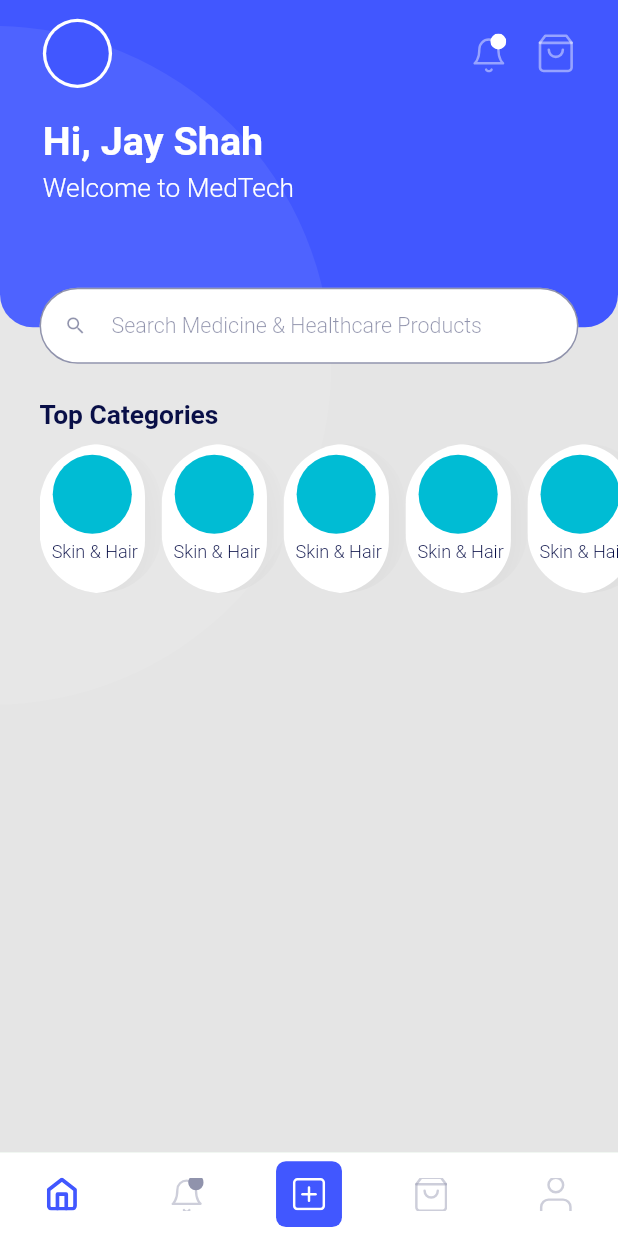
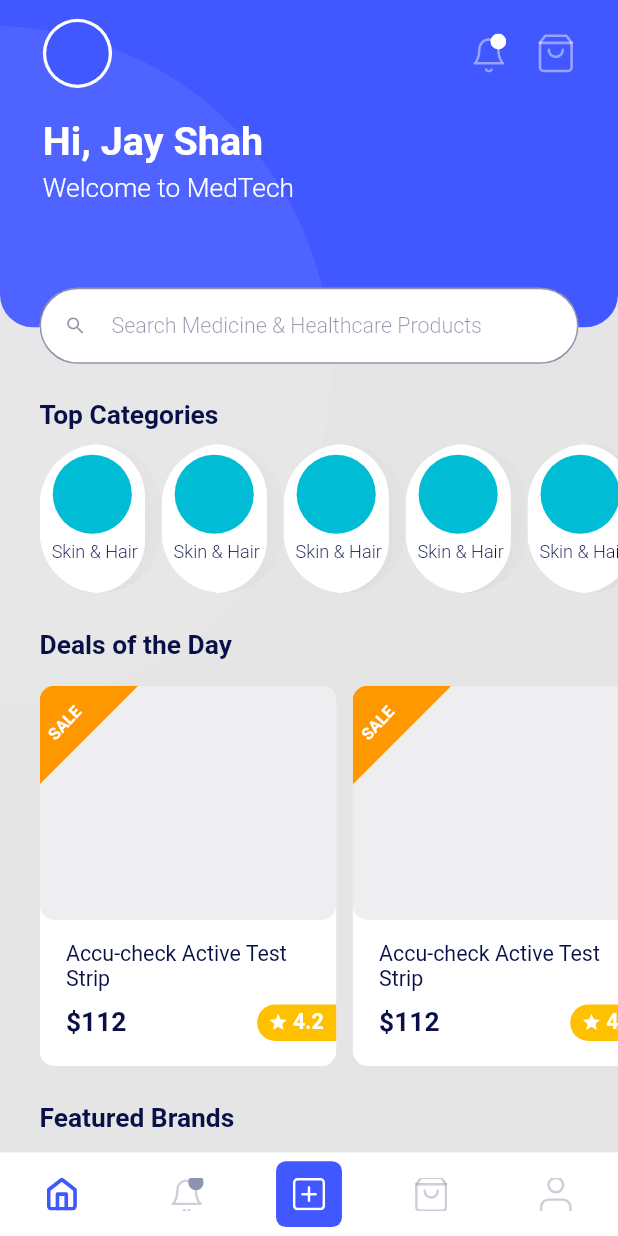
Before and after one commit to jay-shah-98/MedTech, a Flutter app: the DashboardScreen screen opened by its route, on a phone screen of 412 x 824 dp. Run offline on Flutter 3.47's test engine with Material 2 defaults, Android fonts, the phone set to English and light mode, and no system bars; drawn by our look-alikes of flutter_easyloading; our stand-ins replace bot_toast, dartz, equatable, firebase_auth, firebase_core, flutter_bloc and 6 more; accounts and stored records are empty.

Commit message:
[ADD] Featured Brands UI , Category Listing UI , Common Product Widget

```diff
--- a/lib/core/navigation/navigation_constants.dart
+++ b/lib/core/navigation/navigation_constants.dart
@@ -6,3 +6,4 @@ const String routeOTP = 'routeOTP';
 const String routeDashboard = 'routeDashboard';
 const String routeSplash = 'routeSplash';
 const String routeSignupSuccess = 'routeSignupSuccess';
+const String routeCategoryListing = 'routeCategoryListing';
--- a/lib/core/navigation/navigation_manager.dart
+++ b/lib/core/navigation/navigation_manager.dart
@@ -1,5 +1,6 @@
 import 'package:flutter/material.dart';
 import 'package:flutter_bloc/flutter_bloc.dart';
+import 'package:medtech/presentation/pages/category_listing/cateogry_listing_screen.dart';
 
 import '../../injector.dart';
 import '../../presentation/blocs/login_bloc/login_bloc.dart';
@@ -67,6 +68,11 @@ class NavigationUtils {
           builder: (_) => const DashboardScreen(),
           settings: settings,
         );
+      case routeCategoryListing:
+        return MaterialPageRoute(
+          builder: (_) => const CategoryListingScreen(),
+          settings: settings,
+        );
       default:
         return _errorRoute("Coming soon...");
     }
--- a/lib/core/utils/color_resources.dart
+++ b/lib/core/utils/color_resources.dart
@@ -7,4 +7,6 @@ class ColorResources {
   static const shadowColor = Color(0xff1a4157ff);
   static const errorColor = Colors.redAccent;
   static const bgColor = Color(0xffe5e5e5);
+  static const productBgColor = Color(0xffeeeef0);
+  static const yellow = Color(0xffFFC000);
 }
--- a/lib/presentation/pages/home/home_screen.dart
+++ b/lib/presentation/pages/home/home_screen.dart
@@ -2,6 +2,8 @@ import 'package:flutter/material.dart';
 import 'package:flutter_screenutil/flutter_screenutil.dart';
 import 'package:flutter_svg/svg.dart';
 import 'package:medtech/core/utils/color_resources.dart';
+import 'package:medtech/presentation/pages/home/widgets/deal_of_day_widget.dart';
+import 'package:medtech/presentation/pages/home/widgets/feature_brand_widget.dart';
 import 'package:medtech/presentation/pages/home/widgets/header_widget.dart';
 import 'package:medtech/presentation/pages/home/widgets/search_text_field.dart';
 import 'package:medtech/presentation/pages/home/widgets/top_categories_widget.dart';
@@ -20,7 +22,8 @@ class _HomeScreenState extends State<HomeScreen> {
   Widget build(BuildContext context) {
     return Scaffold(
       backgroundColor: ColorResources.bgColor,
-      body: Column(
+      body: SingleChildScrollView(
+        child: Column(
           crossAxisAlignment: CrossAxisAlignment.start,
           children:  [
             const HeaderWidget(),
@@ -28,7 +31,16 @@ class _HomeScreenState extends State<HomeScreen> {
               height: 48.h,
             ),
             const TopCategoriesWidget(),
+            SizedBox(
+              height: 24.h,
+            ),
+            const DealOfDayWidget(),
+            SizedBox(
+              height: 24.h,
+            ),
+            const FeatureBrandWidget(),
           ],
+        ),
       ),
     );
   }
--- /dev/null
+++ b/lib/presentation/pages/home/widgets/deal_of_day_widget.dart
@@ -0,0 +1,53 @@
+import 'package:flutter/material.dart';
+import 'package:flutter_screenutil/flutter_screenutil.dart';
+import 'package:medtech/presentation/widgets/product_widget.dart';
+
+import '../../../../core/utils/color_resources.dart';
+
+class DealOfDayWidget extends StatelessWidget {
+  const DealOfDayWidget({Key? key}) : super(key: key);
+
+  @override
+  Widget build(BuildContext context) {
+    return Padding(
+      padding: EdgeInsets.only(left: 24.w),
+      child: Column(
+        crossAxisAlignment: CrossAxisAlignment.start,
+        children: [
+          Text(
+            'Deals of the Day',
+            style: TextStyle(
+              fontSize: 16.sp,
+              fontWeight: FontWeight.w600,
+              color: ColorResources.darkBlue,
+            ),
+          ),
+          SizedBox(
+            height: 16.h,
+          ),
+          SizedBox(
+            height: 250.h,
+            child: ListView.builder(
+              itemCount: 5,
+              shrinkWrap: true,
+              scrollDirection: Axis.horizontal,
+              itemBuilder: (context, index) {
+                return ClipRRect(
+                  borderRadius: BorderRadius.circular(10),
+                  child: Row(
+                    children: [
+                      const ProductWidget(),
+                      SizedBox(
+                        width: 10.w,
+                      )
+                    ],
+                  ),
+                );
+              },
+            ),
+          ),
+        ],
+      ),
+    );
+  }
+}
--- /dev/null
+++ b/lib/presentation/pages/home/widgets/feature_brand_widget.dart
@@ -0,0 +1,78 @@
+import 'package:flutter/material.dart';
+import 'package:flutter_screenutil/flutter_screenutil.dart';
+
+import '../../../../core/utils/color_resources.dart';
+
+class FeatureBrandWidget extends StatelessWidget {
+  const FeatureBrandWidget({Key? key}) : super(key: key);
+
+  @override
+  Widget build(BuildContext context) {
+    return Padding(
+      padding: EdgeInsets.only(left: 24.w),
+      child: Column(
+        crossAxisAlignment: CrossAxisAlignment.start,
+        children: [
+          Text(
+            'Featured Brands',
+            style: TextStyle(
+              fontSize: 16.sp,
+              fontWeight: FontWeight.w600,
+              color: ColorResources.darkBlue,
+            ),
+          ),
+          SizedBox(
+            height: 16.h,
+          ),
+          SizedBox(
+            height: 126.h,
+            child: ListView.builder(
+              itemCount: 5,
+              shrinkWrap: true,
+              scrollDirection: Axis.horizontal,
+              itemBuilder: (context, index) {
+                return ClipRRect(
+                  borderRadius: BorderRadius.circular(10),
+                  child: Row(
+                    children: [
+                      SizedBox(
+                        height: 126.h,
+                        width: 80.w,
+                        child: Column(
+                          crossAxisAlignment: CrossAxisAlignment.center,
+                          children: [
+                            CircleAvatar(
+                              radius: 40.w,
+                              backgroundColor: ColorResources.white,
+                            ),
+                            SizedBox(
+                              height: 8.h,
+                            ),
+                            Text(
+                              'Himalaya Wellness',
+                              style: TextStyle(
+                                fontWeight: FontWeight.w400,
+                                fontSize: 13.sp,
+                                color: ColorResources.darkBlue,
+                              ),
+                              maxLines: 2,
+                              textAlign: TextAlign.center,
+                              overflow: TextOverflow.ellipsis,
+                            )
+                          ],
+                        ),
+                      ),
+                      SizedBox(
+                        width: 10.w,
+                      )
+                    ],
+                  ),
+                );
+              },
+            ),
+          ),
+        ],
+      ),
+    );
+  }
+}
--- a/lib/presentation/pages/home/widgets/top_categories_widget.dart
+++ b/lib/presentation/pages/home/widgets/top_categories_widget.dart
@@ -1,5 +1,6 @@
 import 'package:flutter/material.dart';
 import 'package:flutter_screenutil/flutter_screenutil.dart';
+import 'package:medtech/core/navigation/navigation_util.dart';
 
 import '../../../../core/utils/color_resources.dart';
 
@@ -31,7 +32,11 @@ class TopCategoriesWidget extends StatelessWidget {
               shrinkWrap: true,
               scrollDirection: Axis.horizontal,
               itemBuilder: (context, index) {
-                return ClipRRect(
+                return GestureDetector(
+                  onTap: () {
+                    NavigationUtils.push(context, routeCategoryListing);
+                  },
+                  child: ClipRRect(
                     borderRadius: BorderRadius.circular(70),
                     child: Row(
                       children: [
@@ -82,6 +87,7 @@ class TopCategoriesWidget extends StatelessWidget {
                         )
                       ],
                     ),
+                  ),
                 );
               },
             ),
--- /dev/null
+++ b/lib/presentation/widgets/product_widget.dart
@@ -0,0 +1,132 @@
+import 'package:flutter/material.dart';
+import 'package:flutter_screenutil/flutter_screenutil.dart';
+import 'package:medtech/presentation/pages/home/widgets/triangle_painter.dart';
+
+import '../../core/utils/color_resources.dart';
+
+class ProductWidget extends StatelessWidget {
+  final double width;
+  const ProductWidget({Key? key,this.width = 180}) : super(key: key);
+
+  @override
+  Widget build(BuildContext context) {
+    return Container(
+      width: width.w,
+      height: 250.h,
+      decoration: BoxDecoration(
+        color: ColorResources.white,
+        borderRadius: BorderRadius.circular(10),
+      ),
+      child: Column(
+        children: [
+          Stack(
+            children: [
+              Container(
+                width: width.w,
+                height: 154.h,
+                decoration: BoxDecoration(
+                  color: ColorResources.productBgColor,
+                  borderRadius: BorderRadius.circular(10),
+                ),
+              ),
+              CustomPaint(
+                painter: TrianglePainter(),
+                size: Size(60.w, 60.w),
+                child: Container(
+                  width: 60.w,
+                  height: 60.w,
+                  padding: EdgeInsets.only(top: 3.h, left: 17.w),
+                  child: Transform.rotate(
+                    angle: -44.8,
+                    child: Text(
+                      'SALE',
+                      style: TextStyle(
+                        fontSize: 10.sp,
+                        fontWeight: FontWeight.w700,
+                        color: ColorResources.white,
+                      ),
+                    ),
+                  ),
+                ),
+              )
+            ],
+          ),
+          SizedBox(
+            height: 14.h,
+          ),
+          Expanded(
+            child: Padding(
+              padding: EdgeInsets.only(left: 16.w),
+              child: Column(
+                crossAxisAlignment: CrossAxisAlignment.start,
+                children: [
+                  Text(
+                    'Accu-check Active Test Strip',
+                    style: TextStyle(
+                      color: ColorResources.darkBlue,
+                      fontSize: 13.sp,
+                      fontWeight: FontWeight.w400,
+                    ),
+                    maxLines: 2,
+                    overflow: TextOverflow.ellipsis,
+                  ),
+                  SizedBox(
+                    height: 8.h,
+                  ),
+                  Row(
+                    mainAxisAlignment: MainAxisAlignment.spaceBetween,
+                    children: [
+                      Text(
+                        '\$112',
+                        style: TextStyle(
+                          color: ColorResources.darkBlue,
+                          fontSize: 16.sp,
+                          fontWeight: FontWeight.w700,
+                        ),
+                        overflow: TextOverflow.ellipsis,
+                      ),
+                      Container(
+                        width: 48.w,
+                        height: 24.h,
+                        decoration: const BoxDecoration(
+                          color: ColorResources.yellow,
+                          borderRadius: BorderRadius.only(
+                            topLeft: Radius.circular(20),
+                            bottomLeft: Radius.circular(20),
+                          ),
+                        ),
+                        alignment: Alignment.center,
+                        padding: EdgeInsets.only(left: 7.w),
+                        child: Row(
+                          children: [
+                            const Icon(
+                              Icons.star,
+                              color: ColorResources.white,
+                              size: 13,
+                            ),
+                            SizedBox(
+                              width: 3.w,
+                            ),
+                            Text(
+                              4.2.toStringAsFixed(1),
+                              style: TextStyle(
+                                color: ColorResources.white,
+                                fontSize: 13.sp,
+                                fontWeight: FontWeight.w700,
+                              ),
+                              overflow: TextOverflow.ellipsis,
+                            ),
+                          ],
+                        ),
+                      )
+                    ],
+                  )
+                ],
+              ),
+            ),
+          ),
+        ],
+      ),
+    );
+  }
+}
--- a/pubspec.yaml
+++ b/pubspec.yaml
@@ -49,6 +49,7 @@ dependencies:
   pinput: ^2.2.16
   bot_toast: ^4.0.3
   flutter_easyloading: ^3.0.5
+  cloud_firestore: ^4.0.5
 
 dev_dependencies:
   flutter_test:
```
Also changed, not shown: lib/presentation/pages/category_listing/cateogry_listing_screen.dart (added, +79 -0 lines), lib/presentation/pages/category_listing/widget/all_products_widget.dart (added, +53 -0 lines), lib/presentation/pages/category_listing/widget/sub_category_product_widget.dart (added, +59 -0 lines), lib/presentation/pages/category_listing/widget/sub_category_widget.dart (added, +51 -0 lines), lib/presentation/pages/home/widgets/triangle_painter.dart (added, +23 -0 lines), pubspec.lock. Lines whose indentation alone changed are shown as unchanged.
